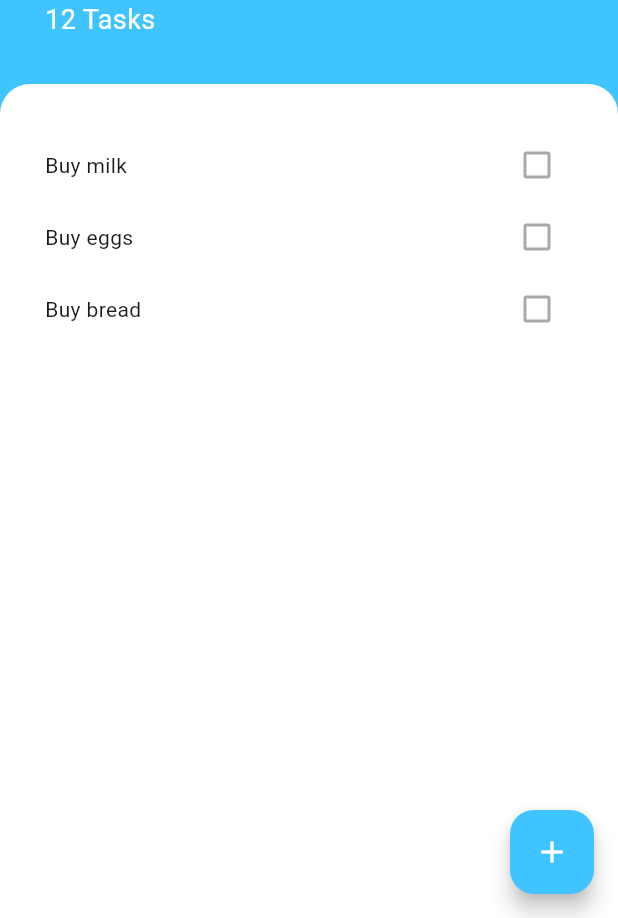
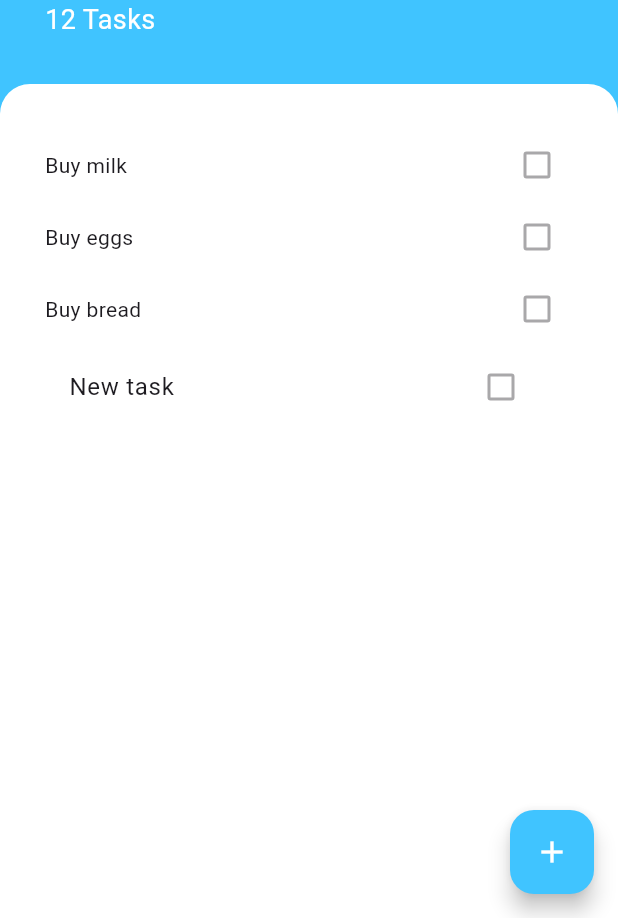
Before and after one commit to OmarAlazaizeh/todoey, a Flutter app: the screen it shows after launch, on a phone screen of 412 x 824 dp, the part 318-1236 px from its top. Run offline on Flutter 3.47's test engine with Material 3 defaults, Android fonts, the phone set to English and light mode, and no system bars.

Commit message:
first commit from mac

```diff
--- a/lib/screens/task_screen.dart
+++ b/lib/screens/task_screen.dart
@@ -85,6 +85,10 @@ class TaskScreen extends StatelessWidget {
                           Checkbox(value: false, onChanged: null),
                         ],
                       ),
+                      ListTile(
+                        title: Text('New task'),
+                        trailing: Checkbox(value: false, onChanged: null),
+                      ),
                     ],
                   ),
                 ),
--- a/pubspec.yaml
+++ b/pubspec.yaml
@@ -44,7 +44,7 @@ dev_dependencies:
   # activated in the `analysis_options.yaml` file located at the root of your
   # package. See that file for information about deactivating specific lint
   # rules and activating additional ones.
-  flutter_lints: ^5.0.0
+  flutter_lints: ^6.0.0
 
 # For information on the generic Dart part of this file, see the
 # following page: https://dart.dev/tools/pub/pubspec
```
Also changed, not shown: pubspec.lock.
